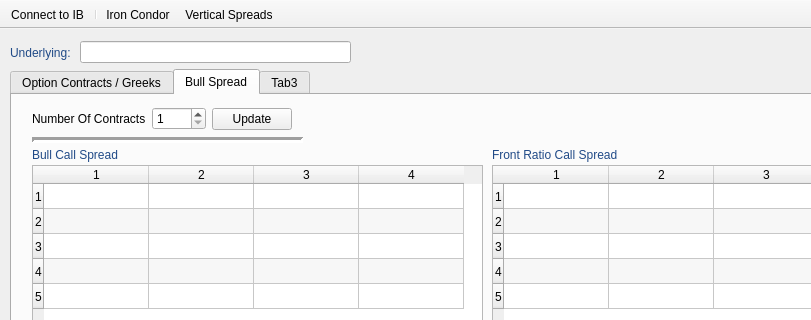
Old version of the form QT_screens/QT_IB/buildMainQT5View.ui in the repository michaelrkost/PyOptions; both pictures show x 0 to 811 and y 0 to 320 of the 1221 by 838 pixel window.
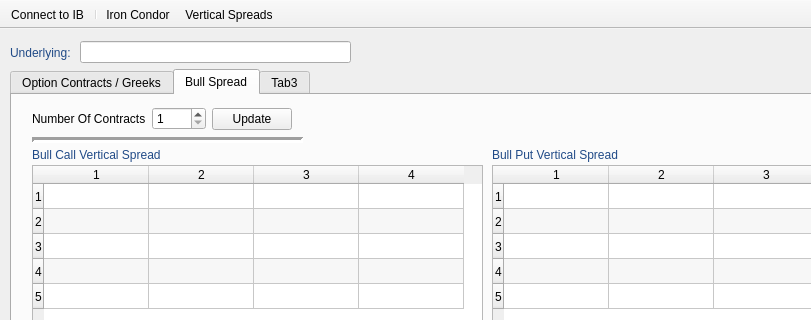
New version of the form. The open tabs and pages were chosen to show the change. Icons and pictures are not drawn.

```diff
--- a/QT_screens/QT_IB/buildMainQT5View.ui
+++ b/QT_screens/QT_IB/buildMainQT5View.ui
@@ -726,7 +726,7 @@
 color: rgb(32, 74, 135);</string>
         </property>
         <property name="text">
-         <string>Front Ratio Call Spread </string>
+         <string>Bull Put Vertical Spread</string>
         </property>
        </widget>
        <widget class="QTableWidget" name="tableWidget_FrontRatioCallSpread">
@@ -786,7 +786,7 @@
 color: rgb(32, 74, 135);</string>
         </property>
         <property name="text">
-         <string>Bull Call Spread </string>
+         <string>Bull Call Vertical Spread </string>
         </property>
        </widget>
        <widget class="Line" name="line">
```
Left out of the diff: 6 changed lines with no effect on the pictures.
